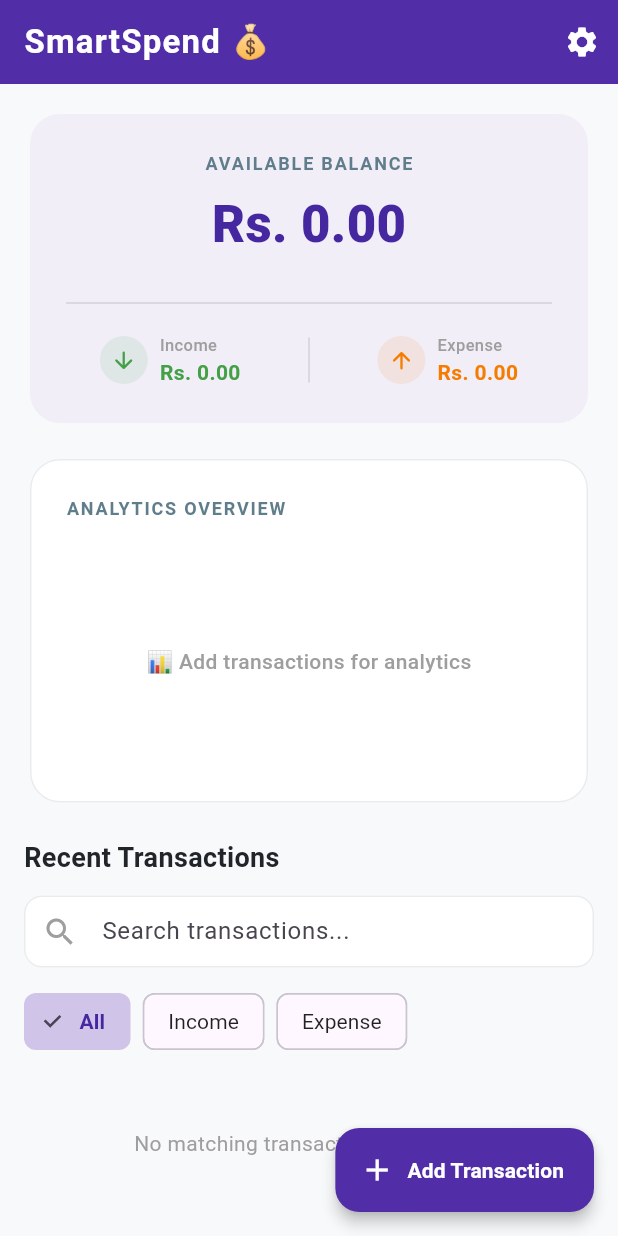
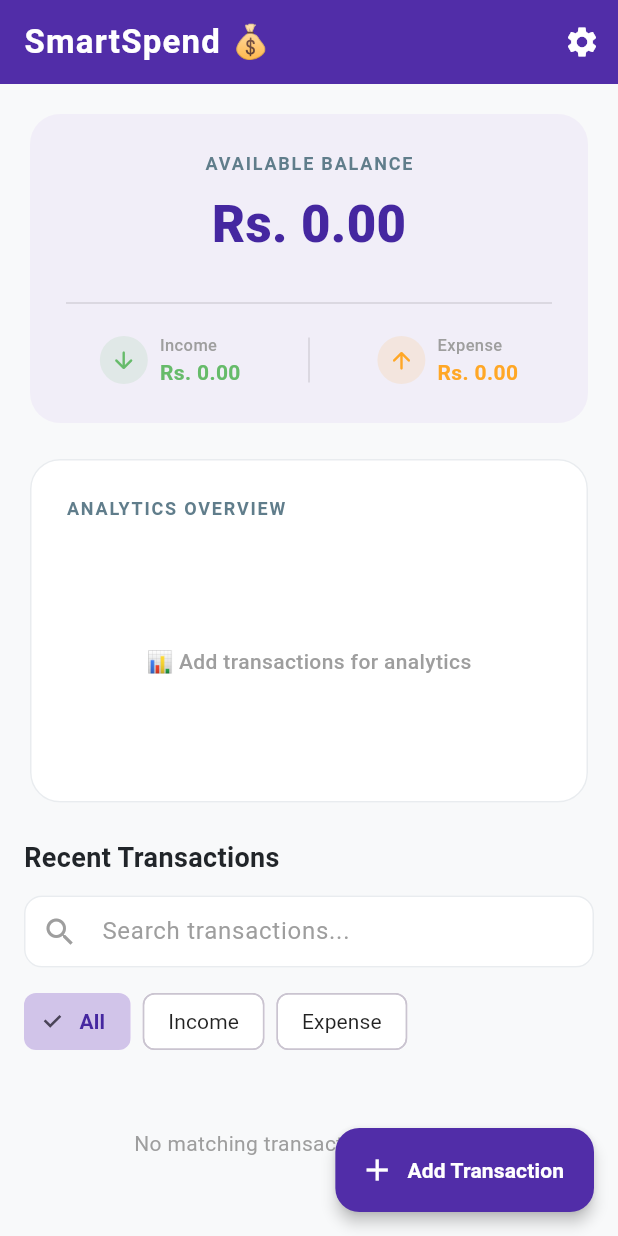
Before and after one commit to annsayuri/SmartSpend-ExpenseTracker, a Flutter app: the screen it shows after launch, on a phone screen of 412 x 824 dp. Run offline on Flutter 3.47's test engine with Material 3 defaults, Android fonts, the phone set to English and light mode, and no system bars; our stand-ins replace fl_chart, shared_preferences, sqflite, sqflite_common_ffi_web; accounts and stored records are empty.

Commit message:
Fixed Errors

```diff
--- a/lib/features/expenses/Views/expense_list_screen.dart
+++ b/lib/features/expenses/Views/expense_list_screen.dart
@@ -102,6 +102,7 @@ class _ExpenseListScreenState extends State<ExpenseListScreen> {
   Widget build(BuildContext context) {
     final screenWidth = MediaQuery.of(context).size.width;
     final isWeb = screenWidth > 800;
+    final isDark = Theme.of(context).brightness == Brightness.dark; // 🌓 Dark Mode එක On ද නැද්ද කියලා මෙතනින් බලනවා
 
     final filteredTransactions = _transactions.where((tx) {
       final matchesSearch = tx['title'].toLowerCase().contains(_searchQuery.toLowerCase());
@@ -110,11 +111,11 @@ class _ExpenseListScreenState extends State<ExpenseListScreen> {
     }).toList();
 
     return Scaffold(
-      backgroundColor: const Color(0xFFF8F9FA),
-      // 🌟 UPDATED APPBAR WITH SETTINGS BUTTON 🌟
+      // 🛠️ FIX 1: Background Color එක Theme එකට අනුව වෙනස් වෙනවා
+      backgroundColor: isDark ? const Color(0xFF121212) : const Color(0xFFF8F9FA),
       appBar: AppBar(
         title: const Text('SmartSpend 💰', style: TextStyle(fontWeight: FontWeight.bold, letterSpacing: 0.8)),
-        backgroundColor: Colors.deepPurple.shade700,
+        backgroundColor: isDark ? Colors.deepPurple.shade900 : Colors.deepPurple.shade700,
         foregroundColor: Colors.white,
         elevation: 0,
         actions: [
@@ -122,12 +123,11 @@ class _ExpenseListScreenState extends State<ExpenseListScreen> {
             icon: const Icon(Icons.settings),
             tooltip: 'Settings & Profile',
             onPressed: () async {
-              // Settings Screen එකට Navigation එක
               await Navigator.push(
                 context,
                 MaterialPageRoute(builder: (context) => const SettingsScreen()),
               );
-              _refreshTransactions(); // ආයෙ එද්දී Update වෙලාද බලන්න
+              _refreshTransactions();
             },
           ),
         ],
@@ -147,9 +147,9 @@ class _ExpenseListScreenState extends State<ExpenseListScreen> {
                             child: SingleChildScrollView(
                               child: Column(
                                 children: [
-                                  _buildBalanceCard(),
+                                  _buildBalanceCard(isDark),
                                   const SizedBox(height: 16.0),
-                                  _buildPieChartCard(),
+                                  _buildPieChartCard(isDark),
                                 ],
                               ),
                             ),
@@ -157,23 +157,23 @@ class _ExpenseListScreenState extends State<ExpenseListScreen> {
                           const SizedBox(width: 24.0),
                           Expanded(
                             flex: 6,
-                            child: _buildTransactionListSection(filteredTransactions),
+                            child: _buildTransactionListSection(filteredTransactions, isDark),
                           ),
                         ],
                       )
                     : Column(
                         children: [
-                          _buildBalanceCard(),
+                          _buildBalanceCard(isDark),
                           const SizedBox(height: 16.0),
-                          _buildPieChartCard(),
+                          _buildPieChartCard(isDark),
                           const SizedBox(height: 20.0),
-                          Expanded(child: _buildTransactionListSection(filteredTransactions)),
+                          Expanded(child: _buildTransactionListSection(filteredTransactions, isDark)),
                         ],
                       ),
               ),
             ),
       floatingActionButton: FloatingActionButton.extended(
-        backgroundColor: Colors.deepPurple.shade700,
+        backgroundColor: isDark ? Colors.deepPurple.shade400 : Colors.deepPurple.shade700,
         foregroundColor: Colors.white,
         elevation: 4,
         onPressed: () async {
@@ -193,15 +193,16 @@ class _ExpenseListScreenState extends State<ExpenseListScreen> {
     );
   }
 
-  Widget _buildBalanceCard() {
+  Widget _buildBalanceCard(bool isDark) {
     final isNegative = _totalBalance < 0;
 
     return Card(
       elevation: 0,
       shape: RoundedRectangleBorder(borderRadius: BorderRadius.circular(20.0)),
+      // 🛠️ FIX 2: Balance card එක Dark Mode එකට ලස්සන ගැලපෙන පාටක් දානවා
       color: isNegative
-          ? Colors.red.shade50.withOpacity(0.8)
-          : Colors.deepPurple.shade50.withOpacity(0.6),
+          ? (isDark ? Colors.red.shade900.withOpacity(0.4) : Colors.red.shade50.withOpacity(0.8))
+          : (isDark ? Colors.deepPurple.shade900.withOpacity(0.2) : Colors.deepPurple.shade50.withOpacity(0.6)),
       child: Padding(
         padding: const EdgeInsets.all(24.0),
         child: Column(
@@ -212,7 +213,7 @@ class _ExpenseListScreenState extends State<ExpenseListScreen> {
               style: TextStyle(
                 fontSize: 12,
                 fontWeight: FontWeight.bold,
-                color: isNegative ? Colors.red.shade900 : Colors.blueGrey,
+                color: isNegative ? (isDark ? Colors.red.shade300 : Colors.red.shade900) : (isDark ? Colors.grey.shade400 : Colors.blueGrey),
                 letterSpacing: 1.2
               ),
             ),
@@ -224,18 +225,18 @@ class _ExpenseListScreenState extends State<ExpenseListScreen> {
               style: TextStyle(
                 fontSize: 34,
                 fontWeight: FontWeight.w900,
-                color: isNegative ? Colors.red.shade800 : Colors.deepPurple.shade800
+                color: isNegative ? (isDark ? Colors.red.shade400 : Colors.red.shade800) : (isDark ? Colors.deepPurple.shade200 : Colors.deepPurple.shade800)
               ),
             ),
             const SizedBox(height: 20.0),
-            const Divider(color: Colors.black12),
+            Divider(color: isDark ? Colors.white12 : Colors.black12),
             const SizedBox(height: 12.0),
             Row(
               mainAxisAlignment: MainAxisAlignment.spaceAround,
               children: [
-                _buildBalanceStat(Icons.arrow_downward_rounded, Colors.green.shade600, 'Income', _totalIncome),
-                Container(height: 30, width: 1, color: Colors.black12),
-                _buildBalanceStat(Icons.arrow_upward_rounded, Colors.orange.shade700, 'Expense', _totalExpense),
+                _buildBalanceStat(Icons.arrow_downward_rounded, Colors.green.shade400, 'Income', _totalIncome, isDark),
+                Container(height: 30, width: 1, color: isDark ? Colors.white12 : Colors.black12),
+                _buildBalanceStat(Icons.arrow_upward_rounded, Colors.orange.shade400, 'Expense', _totalExpense, isDark),
               ],
             ),
           ],
@@ -244,19 +245,19 @@ class _ExpenseListScreenState extends State<ExpenseListScreen> {
     );
   }
 
-  Widget _buildBalanceStat(IconData icon, Color color, String label, double amount) {
+  Widget _buildBalanceStat(IconData icon, Color color, String label, double amount, bool isDark) {
     return Row(
       children: [
         CircleAvatar(
           radius: 16,
-          backgroundColor: color.withOpacity(0.1),
+          backgroundColor: color.withOpacity(0.12),
           child: Icon(icon, color: color, size: 18),
         ),
         const SizedBox(width: 8.0),
         Column(
           crossAxisAlignment: CrossAxisAlignment.start,
           children: [
-            Text(label, style: const TextStyle(color: Colors.grey, fontSize: 11, fontWeight: FontWeight.w500)),
+            Text(label, style: TextStyle(color: isDark ? Colors.grey.shade400 : Colors.grey, fontSize: 11, fontWeight: FontWeight.w500)),
             Text('Rs. ${amount.toStringAsFixed(2)}', style: TextStyle(color: color, fontWeight: FontWeight.bold, fontSize: 14)),
           ],
         ),
@@ -264,17 +265,20 @@ class _ExpenseListScreenState extends State<ExpenseListScreen> {
     );
   }
 
-  Widget _buildPieChartCard() {
+  Widget _buildPieChartCard(bool isDark) {
     return Card(
       elevation: 0,
-      shape: RoundedRectangleBorder(borderRadius: BorderRadius.circular(20.0), side: const BorderSide(color: Color(0xFFE9ECEF))),
-      color: Colors.white,
+      shape: RoundedRectangleBorder(
+        borderRadius: BorderRadius.circular(20.0),
+        side: BorderSide(color: isDark ? Colors.white10 : const Color(0xFFE9ECEF))
+      ),
+      color: isDark ? const Color(0xFF1E1E1E) : Colors.white, // 🛠️ FIX 3: Card Background
       child: Padding(
         padding: const EdgeInsets.all(24.0),
         child: Column(
           crossAxisAlignment: CrossAxisAlignment.start,
           children: [
-            const Text('ANALYTICS OVERVIEW', style: TextStyle(fontSize: 12, fontWeight: FontWeight.bold, color: Colors.blueGrey, letterSpacing: 1.2)),
+            Text('ANALYTICS OVERVIEW', style: TextStyle(fontSize: 12, fontWeight: FontWeight.bold, color: isDark ? Colors.grey.shade400 : Colors.blueGrey, letterSpacing: 1.2)),
             const SizedBox(height: 24.0),
             _transactions.isEmpty
                 ? const SizedBox(
@@ -298,7 +302,7 @@ class _ExpenseListScreenState extends State<ExpenseListScreen> {
                             PieChartData(
                               sectionsSpace: 5,
                               centerSpaceRadius: 35,
-                              sections: _getPieChartSections(),
+                              sections: _getPieChartSections(isDark),
                             ),
                           ),
                         ),
@@ -313,7 +317,7 @@ class _ExpenseListScreenState extends State<ExpenseListScreen> {
                                 MaterialPageRoute(builder: (context) => const AnalyticsScreen(initialType: 'Income')),
                               );
                             },
-                            child: _buildChartIndicator(Colors.green.shade600, 'Income ➡️'),
+                            child: _buildChartIndicator(Colors.green.shade400, 'Income ➡️', isDark),
                           ),
                           const SizedBox(height: 18.0),
                           GestureDetector(
@@ -323,7 +327,7 @@ class _ExpenseListScreenState extends State<ExpenseListScreen> {
                                 MaterialPageRoute(builder: (context) => const AnalyticsScreen(initialType: 'Expense')),
                               );
                             },
-                            child: _buildChartIndicator(Colors.orange.shade700, 'Expense ➡️'),
+                            child: _buildChartIndicator(Colors.orange.shade400, 'Expense ➡️', isDark),
                           ),
                         ],
                       ),
@@ -335,28 +339,30 @@ class _ExpenseListScreenState extends State<ExpenseListScreen> {
     );
   }
 
-  Widget _buildTransactionListSection(List<Map<String, dynamic>> filteredList) {
+  Widget _buildTransactionListSection(List<Map<String, dynamic>> filteredList, bool isDark) {
     return Column(
       crossAxisAlignment: CrossAxisAlignment.start,
       children: [
-        const Text('Recent Transactions', style: TextStyle(fontSize: 18, fontWeight: FontWeight.bold, color: Color(0xFF212529))),
+        Text('Recent Transactions', style: TextStyle(fontSize: 18, fontWeight: FontWeight.bold, color: isDark ? Colors.white : const Color(0xFF212529))),
         const SizedBox(height: 12.0),
 
         TextField(
           onChanged: (value) => setState(() => _searchQuery = value),
+          style: TextStyle(color: isDark ? Colors.white : Colors.black),
           decoration: InputDecoration(
             hintText: 'Search transactions...',
+            hintStyle: TextStyle(color: isDark ? Colors.grey.shade500 : Colors.grey),
             prefixIcon: const Icon(Icons.search, color: Colors.grey),
             filled: true,
-            fillColor: Colors.white,
+            fillColor: isDark ? const Color(0xFF1E1E1E) : Colors.white, // 🛠️ FIX 4: Search input box background
             contentPadding: const EdgeInsets.symmetric(vertical: 0, horizontal: 16),
             border: OutlineInputBorder(
               borderRadius: BorderRadius.circular(12.0),
-              borderSide: const BorderSide(color: Color(0xFFE9ECEF)),
+              borderSide: BorderSide(color: isDark ? Colors.white10 : const Color(0xFFE9ECEF)),
             ),
             enabledBorder: OutlineInputBorder(
               borderRadius: BorderRadius.circular(12.0),
-              borderSide: const BorderSide(color: Color(0xFFE9ECEF)),
+              borderSide: BorderSide(color: isDark ? Colors.white10 : const Color(0xFFE9ECEF)),
             ),
           ),
         ),
@@ -370,9 +376,12 @@ class _ExpenseListScreenState extends State<ExpenseListScreen> {
               child: ChoiceChip(
                 label: Text(filterType),
                 selected: isSelected,
-                selectedColor: Colors.deepPurple.shade100,
+                selectedColor: isDark ? Colors.deepPurple.shade900 : Colors.deepPurple.shade100,
+                backgroundColor: isDark ? const Color(0xFF1E1E1E) : Colors.white,
                 labelStyle: TextStyle(
-                  color: isSelected ? Colors.deepPurple.shade800 : Colors.black87,
+                  color: isSelected
+                      ? (isDark ? Colors.deepPurple.shade200 : Colors.deepPurple.shade800)
+                      : (isDark ? Colors.grey.shade400 : Colors.black87),
                   fontWeight: isSelected ? FontWeight.bold : FontWeight.normal,
                 ),
                 onSelected: (bool selected) {
@@ -428,9 +437,10 @@ class _ExpenseListScreenState extends State<ExpenseListScreen> {
                         title: tx['title'],
                         date: tx['date'],
                         amount: '${isIncome ? '+' : '-'} Rs. ${tx['amount'].toStringAsFixed(2)}',
-                        amountColor: isIncome ? Colors.green.shade600 : Colors.red.shade600,
+                        amountColor: isIncome ? Colors.green.shade400 : Colors.red.shade400,
                         iconColor: style['color'],
                         icon: style['icon'],
+                        isDark: isDark,
                       ),
                     );
                   },
@@ -440,7 +450,7 @@ class _ExpenseListScreenState extends State<ExpenseListScreen> {
     );
   }
 
-  List<PieChartSectionData> _getPieChartSections() {
+  List<PieChartSectionData> _getPieChartSections(bool isDark) {
     final double total = _totalIncome + _totalExpense;
     if (total == 0) return [];
 
@@ -450,7 +460,7 @@ class _ExpenseListScreenState extends State<ExpenseListScreen> {
     return [
       if (_totalIncome > 0)
         PieChartSectionData(
-          color: Colors.green.shade600,
+          color: Colors.green.shade500,
           value: _totalIncome,
           title: '${incomePercent.toStringAsFixed(0)}%',
           radius: 32,
@@ -458,7 +468,7 @@ class _ExpenseListScreenState extends State<ExpenseListScreen> {
         ),
       if (_totalExpense > 0)
         PieChartSectionData(
-          color: Colors.orange.shade700,
+          color: Colors.orange.shade500,
           value: _totalExpense,
           title: '${expensePercent.toStringAsFixed(0)}%',
           radius: 32,
@@ -467,7 +477,7 @@ class _ExpenseListScreenState extends State<ExpenseListScreen> {
     ];
   }
 
-  Widget _buildChartIndicator(Color color, String text) {
+  Widget _buildChartIndicator(Color color, String text, bool isDark) {
     return Row(
       children: [
         Container(
@@ -476,7 +486,7 @@ class _ExpenseListScreenState extends State<ExpenseListScreen> {
           decoration: BoxDecoration(shape: BoxShape.circle, color: color),
         ),
         const SizedBox(width: 8),
-        Text(text, style: const TextStyle(fontWeight: FontWeight.w600, fontSize: 13, color: Colors.black87)),
+        Text(text, style: TextStyle(fontWeight: FontWeight.w600, fontSize: 13, color: isDark ? Colors.white : Colors.black87)),
       ],
     );
   }
@@ -487,12 +497,17 @@ class _ExpenseListScreenState extends State<ExpenseListScreen> {
     required String amount,
     required Color amountColor,
     required Color iconColor,
-    required IconData icon
+    required IconData icon,
+    required bool isDark
   }) {
     return Card(
       elevation: 0,
       margin: const EdgeInsets.only(bottom: 12.0),
-      shape: RoundedRectangleBorder(borderRadius: BorderRadius.circular(16.0), side: const BorderSide(color: Color(0xFFE9ECEF))),
+      shape: RoundedRectangleBorder(
+        borderRadius: BorderRadius.circular(16.0),
+        side: BorderSide(color: isDark ? Colors.white10 : const Color(0xFFE9ECEF))
+      ),
+      color: isDark ? const Color(0xFF1E1E1E) : Colors.white, // 🛠️ FIX 5: List Items Card Color
       child: ListTile(
         contentPadding: const EdgeInsets.symmetric(horizontal: 16.0, vertical: 4.0),
         leading: CircleAvatar(
@@ -500,7 +515,7 @@ class _ExpenseListScreenState extends State<ExpenseListScreen> {
           backgroundColor: iconColor.withOpacity(0.08),
           child: Icon(icon, color: iconColor, size: 20),
         ),
-        title: Text(title, style: const TextStyle(fontWeight: FontWeight.bold, color: Color(0xFF212529), fontSize: 15)),
+        title: Text(title, style: TextStyle(fontWeight: FontWeight.bold, color: isDark ? Colors.white : const Color(0xFF212529), fontSize: 15)),
         subtitle: Text(date, style: const TextStyle(color: Colors.grey, fontSize: 12)),
         trailing: Text(amount, style: TextStyle(color: amountColor, fontWeight: FontWeight.w700, fontSize: 15)),
       ),
```
